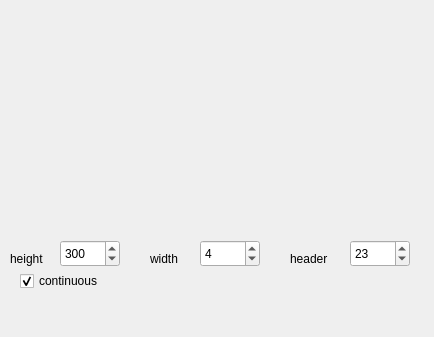
ulrichard/mypen, file src/loganalyzer/mainwindow.ui: the form before one commit.
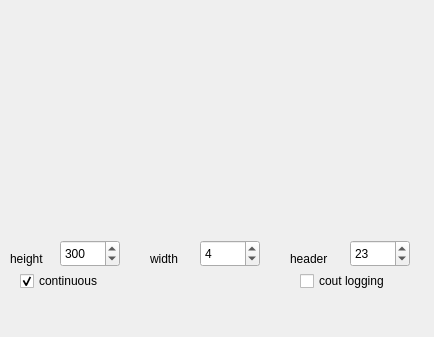
The form after the commit.

Commit message: logging optional

The edit to the form file:
```diff
--- a/src/loganalyzer/mainwindow.ui
+++ b/src/loganalyzer/mainwindow.ui
@@ -178,6 +178,19 @@
      <bool>true</bool>
     </property>
    </widget>
+   <widget class="QCheckBox" name="cbLog">
+    <property name="geometry">
+     <rect>
+      <x>300</x>
+      <y>270</y>
+      <width>121</width>
+      <height>22</height>
+     </rect>
+    </property>
+    <property name="text">
+     <string>cout logging</string>
+    </property>
+   </widget>
   </widget>
  </widget>
  <resources/>
```
The commit also changes 3 other files.
